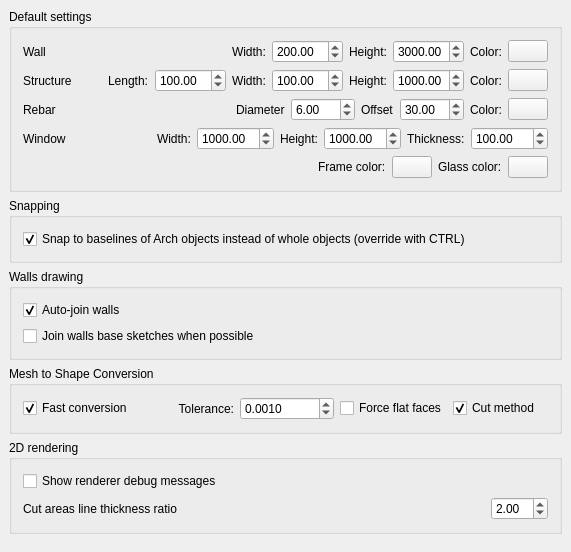
berndhahnebach/All_FreeCAD, file src/Mod/Arch/Resources/ui/archprefs-base.ui: the form before one commit.
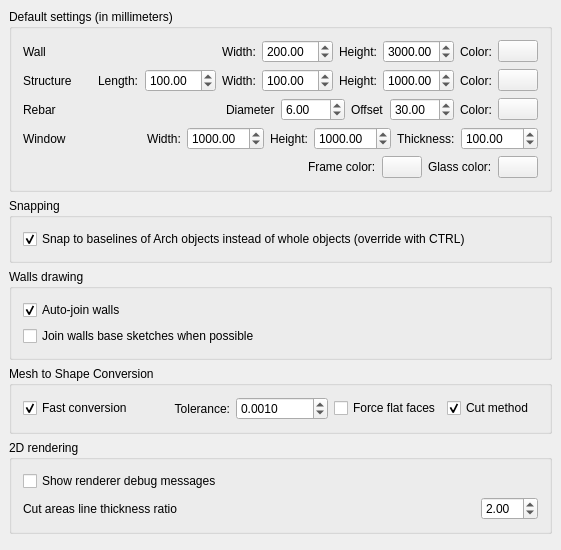
The form after the commit. Custom widgets are drawn as their Qt base class.

Commit message: Arch: fixed a text in Arch preferences

Diff of the .ui file:
```diff
--- a/src/Mod/Arch/Resources/ui/archprefs-base.ui
+++ b/src/Mod/Arch/Resources/ui/archprefs-base.ui
@@ -6,8 +6,8 @@
    <rect>
     <x>0</x>
     <y>0</y>
-    <width>571</width>
-    <height>552</height>
+    <width>561</width>
+    <height>550</height>
    </rect>
   </property>
   <property name="windowTitle">
@@ -23,7 +23,7 @@
    <item>
     <widget class="QGroupBox" name="groupBox">
      <property name="title">
-      <string>Default settings</string>
+      <string>Default settings (in millimeters)</string>
      </property>
      <layout class="QVBoxLayout" name="verticalLayout_2">
       <item>
```
The commit also changes 1 other file.
